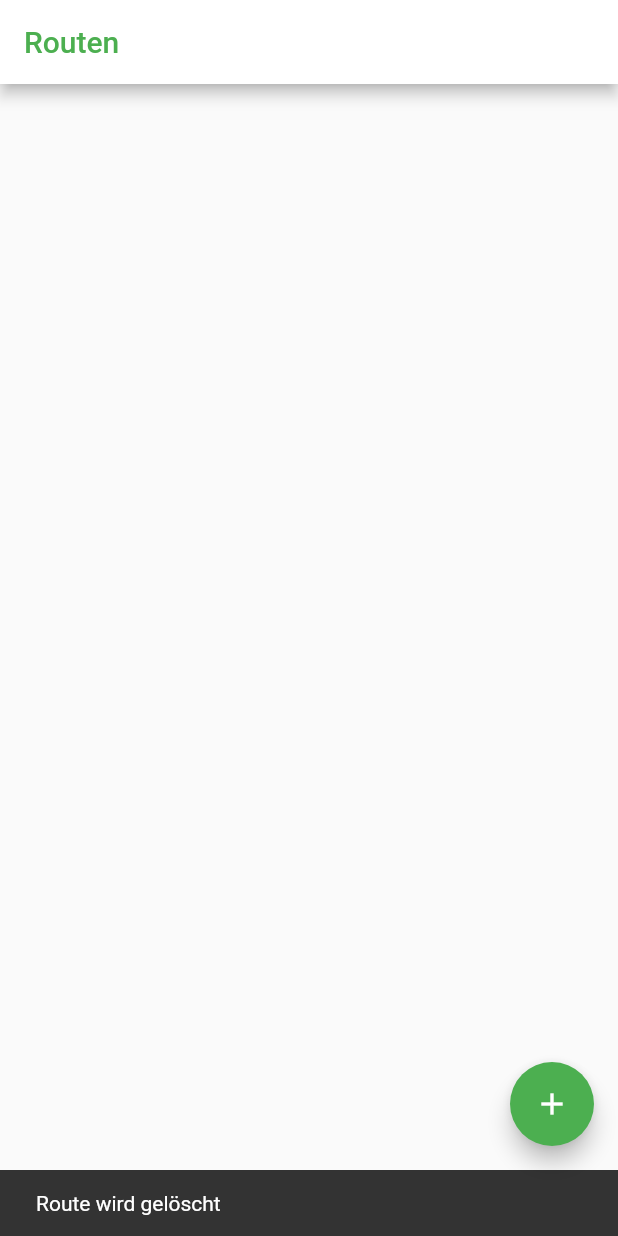
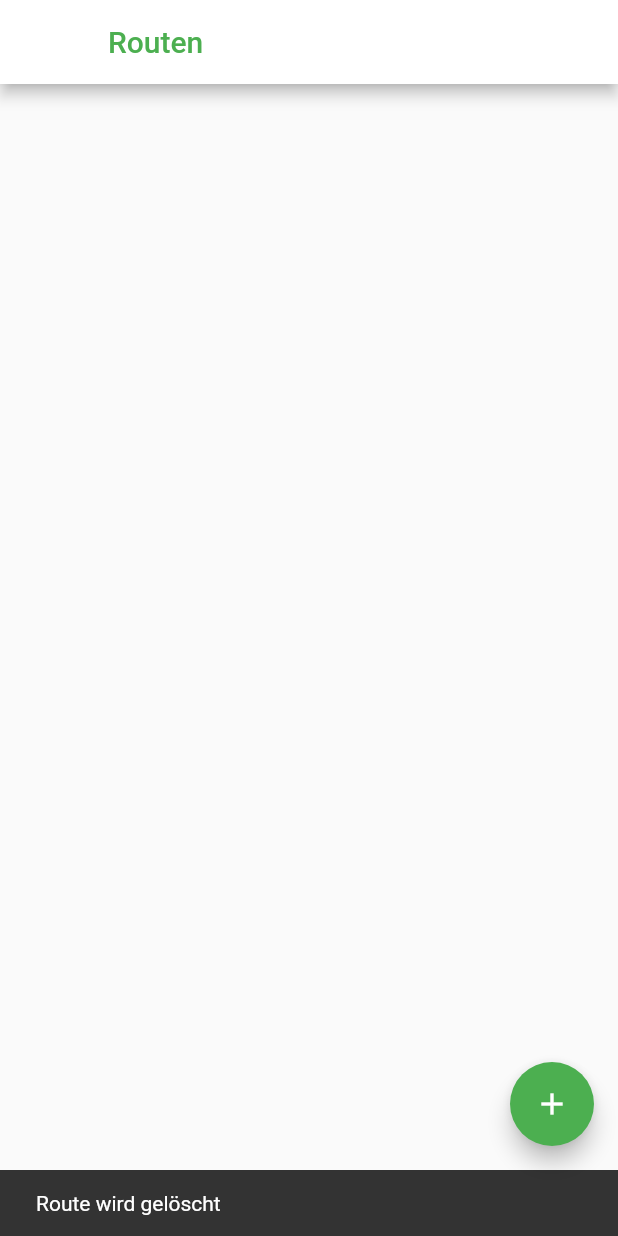
Before and after one commit to Neyttirri/Strollr, a Flutter app: the RouteSaver screen opened directly, after a tap on "Speichern", after a tap on "Route löschen", on a phone screen of 412 x 824 dp. Run offline on Flutter 3.47's test engine with Material 2 defaults, Android fonts, the phone set to English and light mode, and no system bars; our stand-ins replace charts_flutter, extended_image, flutter_image_compress, fluttertoast, gallery_saver, geolocator and 7 more; missing offline and left inert: animated_check, clickable_list_wheel_view, flutter_polyline_points, gpx, image_editor; accounts and stored records are empty.

```diff
--- a/strollr/lib/Tabs/routes.dart
+++ b/strollr/lib/Tabs/routes.dart
@@ -50,11 +50,8 @@ class Routes extends StatelessWidget {
           }
 
           else {
-            return ListView.builder(
-                itemCount: routeList.length, //Database length
-                itemBuilder: (BuildContext context, int index) {
-                  return Row();
-                }
+            return Row(
+              children: [Text('Loading')],
             );
           }
         }
--- a/strollr/lib/route_pages/save_route.dart
+++ b/strollr/lib/route_pages/save_route.dart
@@ -239,7 +239,8 @@ Widget saveButton(BuildContext context) {
           ScaffoldMessenger.of(context)
               .showSnackBar(SnackBar(content: Text('Route wird gespeichert', style: TextStyle(fontSize: 20),)));
           Navigator.of(context)
-              .push(MaterialPageRoute(builder: (context) => Routes()));
+              .pushReplacement(MaterialPageRoute(builder: (context) => Routes()));
+              //.push(MaterialPageRoute(builder: (context) => Routes()));
         }
       },
       child: Text('Speichern'),
@@ -266,7 +267,8 @@ Widget deleteButton(BuildContext context) {
         ScaffoldMessenger.of(context)
             .showSnackBar(SnackBar(content: Text('Route wird gelöscht')));
         Navigator.of(context)
-            .pushAndRemoveUntil(MaterialPageRoute(builder: (context) => Routes()), (Route<dynamic> route) => false);
+            .pushReplacement(MaterialPageRoute(builder: (context) => Routes()));
+            //.pushAndRemoveUntil(MaterialPageRoute(builder: (context) => Routes()), (Route<dynamic> route) => false);
       },
       child: Text(' Route löschen'),
     ),
```
